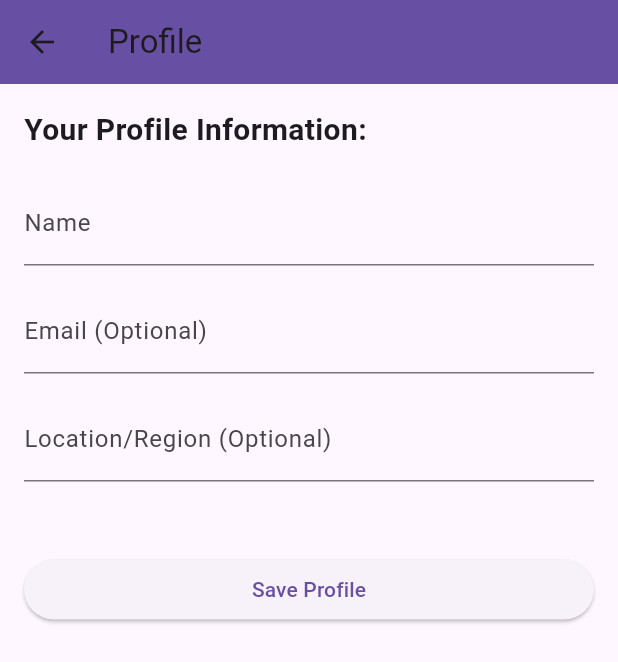
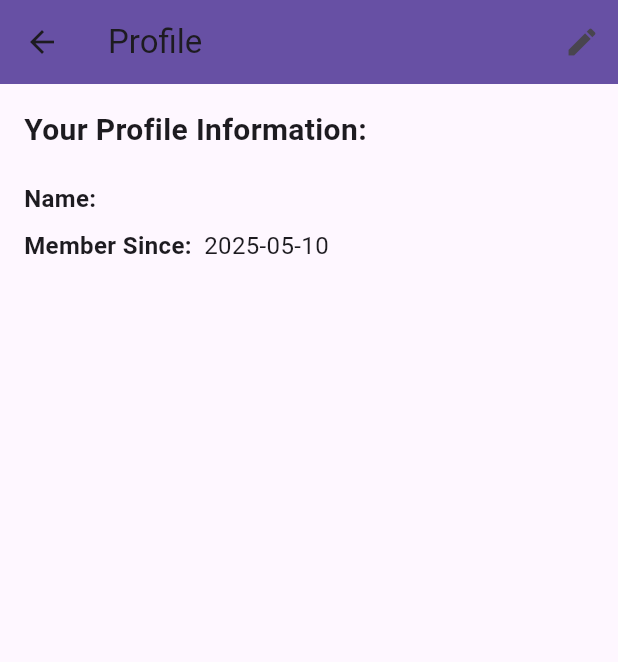
Before and after one commit to shoh-dev/ecotrack, a Flutter app: the ProfileScreen screen opened directly, on a phone screen of 412 x 824 dp. Shown: the top 662 px of the screen. Run offline on Flutter 3.47's test engine with Material 3 defaults, Android fonts, the phone set to English and light mode, and no system bars; our stand-ins replace sqflite; accounts and stored records are empty; network calls fail.

Commit message:
Update profile_screen.dart

```diff
--- a/lib/presentation/screens/profile_screen.dart
+++ b/lib/presentation/screens/profile_screen.dart
@@ -26,6 +26,10 @@ class _ProfileScreenState extends State<ProfileScreen> {
   // Keep track of the previous save message to trigger actions only on change.
   String? _previousSaveMessage;
 
+  // --- New State for View/Edit Mode ---
+  bool _isEditing = false; // Controls whether the form is editable
+  // --- End New State for View/Edit Mode ---
+
   @override
   void initState() {
     super.initState();
@@ -44,7 +48,7 @@ class _ProfileScreenState extends State<ProfileScreen> {
     });
   }
 
-  // Listener method to populate form fields when the profile is fetched.
+  // Listener method to populate form fields when the goal is fetched.
   void _populateFieldsFromProfile() {
     final viewModel = context.read<ProfileViewModel>();
     final fetchedProfile = viewModel.userProfile;
@@ -59,10 +63,26 @@ class _ProfileScreenState extends State<ProfileScreen> {
         _locationController.text =
             fetchedProfile.location ?? ''; // Use empty string for null location
         // TODO: Populate settings fields if added later
+
+        // --- New: Set _isEditing to false after populating fields ---
+        // This switches to the read-only view after the profile is loaded.
+        setState(() {
+          _isEditing = false;
+        });
+        // --- End New ---
+
         print(
           'ProfileScreen: Fields populated from fetched profile.',
         ); // Debug log
       });
+    } else {
+      // If profile is null after fetch, ensure we are in editing mode to show the form.
+      setState(() {
+        _isEditing = true;
+      });
+      print(
+        'ProfileScreen: Profile not found after fetch. Setting _isEditing = true.',
+      ); // Debug log
     }
   }
 
@@ -93,6 +113,11 @@ class _ProfileScreenState extends State<ProfileScreen> {
           ).showSnackBar(SnackBar(content: Text(currentSaveMessage)));
           // Clear the success message from the ViewModel after handling it.
           viewModel.clearSaveMessage();
+          // --- New: Switch to read-only view after successful save ---
+          setState(() {
+            _isEditing = false;
+          });
+          // --- End New ---
         }
         // If it's an error message, show a Snackbar.
         else if (currentSaveErrorMessage != null) {
@@ -129,13 +154,30 @@ class _ProfileScreenState extends State<ProfileScreen> {
     // Watch the ProfileViewModel to react to state changes (isLoading, messages, userProfile, isSaving).
     final profileViewModel = context.watch<ProfileViewModel>();
     print(
-      'ProfileScreen: ViewModel state - isLoading: ${profileViewModel.isLoading}, isSaving: ${profileViewModel.isSaving}, errorMessage: ${profileViewModel.errorMessage}, userProfile: ${profileViewModel.userProfile != null}',
+      'ProfileScreen: ViewModel state - isLoading: ${profileViewModel.isLoading}, isSaving: ${profileViewModel.isSaving}, errorMessage: ${profileViewModel.errorMessage}, userProfile: ${profileViewModel.userProfile != null}, isEditing: $_isEditing',
     ); // Debug log
 
     return Scaffold(
       appBar: AppBar(
         title: const Text('Profile'), // App bar title
         backgroundColor: Theme.of(context).primaryColor,
+        actions: [
+          // --- New: Add Edit button ---
+          if (profileViewModel.userProfile != null &&
+              !profileViewModel.isLoading &&
+              !profileViewModel.isSaving &&
+              !_isEditing)
+            IconButton(
+              icon: const Icon(Icons.edit),
+              tooltip: 'Edit Profile',
+              onPressed: () {
+                setState(() {
+                  _isEditing = true; // Switch to editing mode
+                });
+              },
+            ),
+          // --- End New ---
+        ],
       ),
       body: _buildBody(
         context,
@@ -144,13 +186,13 @@ class _ProfileScreenState extends State<ProfileScreen> {
     );
   }
 
-  // Helper method to build the body content based on ViewModel state.
+  // Helper method to build the body content based on ViewModel state and _isEditing.
   Widget _buildBody(BuildContext context, ProfileViewModel viewModel) {
     print(
       'ProfileScreen:_buildBody called. Checking ViewModel state...',
     ); // Debug log
     print(
-      'ProfileScreen:_buildBody: isLoading: ${viewModel.isLoading}, isSaving: ${viewModel.isSaving}, errorMessage: ${viewModel.errorMessage}, userProfile: ${viewModel.userProfile != null}',
+      'ProfileScreen:_buildBody: isLoading: ${viewModel.isLoading}, isSaving: ${viewModel.isSaving}, errorMessage: ${viewModel.errorMessage}, userProfile: ${viewModel.userProfile != null}, isEditing: $_isEditing',
     ); // Debug log
 
     // Show loading for initial fetch OR for saving
@@ -180,10 +222,22 @@ class _ProfileScreenState extends State<ProfileScreen> {
         ),
       );
     }
-    // Otherwise, display the form. This includes the case where userProfile is null
-    // (no profile found, no fetch error) and the case where userProfile is not null (profile loaded).
+    // --- New Conditional Logic for View vs. Edit ---
+    // If profile exists AND we are NOT editing, show the read-only view.
+    else if (viewModel.userProfile != null && !_isEditing) {
+      print(
+        'ProfileScreen:_buildBody: Displaying read-only view.',
+      ); // Debug log
+      return _buildReadOnlyView(
+        context,
+        viewModel.userProfile!,
+      ); // Pass the loaded profile
+    }
+    // Otherwise (profile is null OR we ARE editing), display the editable form.
     else {
-      print('ProfileScreen:_buildBody: Displaying profile form.'); // Debug log
+      print(
+        'ProfileScreen:_buildBody: Displaying profile form (for creation or editing).',
+      ); // Debug log
       final userProfile = viewModel.userProfile; // Can be null
 
       return Padding(
@@ -274,7 +328,7 @@ class _ProfileScreenState extends State<ProfileScreen> {
                               // settings: userProfile?.settings, // Keep existing settings or update
                             );
 
-                            // Snackbar will be handled in didChangeDependencies upon message change
+                            // Snackbar and switching to read-only view will be handled in didChangeDependencies upon message change
                           }
                         },
                 child: const Text('Save Profile'),
@@ -284,5 +338,73 @@ class _ProfileScreenState extends State<ProfileScreen> {
         ),
       );
     }
+    // --- End New Conditional Logic ---
   }
+
+  // --- New Helper Method for Read-Only View ---
+  Widget _buildReadOnlyView(BuildContext context, UserProfile profile) {
+    print(
+      'ProfileScreen:_buildReadOnlyView called for profile: ${profile.name}',
+    ); // Debug log
+    return Padding(
+      padding: const EdgeInsets.all(16.0),
+      child: ListView(
+        // Use ListView for scrolling
+        children: <Widget>[
+          const Text(
+            'Your Profile Information:',
+            style: TextStyle(fontSize: 20, fontWeight: FontWeight.bold),
+          ),
+          const SizedBox(height: 20),
+
+          // Name Display
+          _buildProfileDetailRow('Name:', profile.name),
+          const SizedBox(height: 8),
+
+          // Email Display (if available)
+          if (profile.email != null && profile.email!.isNotEmpty)
+            _buildProfileDetailRow('Email:', profile.email!),
+          if (profile.email != null && profile.email!.isNotEmpty)
+            const SizedBox(height: 8),
+
+          // Location Display (if available)
+          if (profile.location != null && profile.location!.isNotEmpty)
+            _buildProfileDetailRow('Location:', profile.location!),
+          if (profile.location != null && profile.location!.isNotEmpty)
+            const SizedBox(height: 8),
+
+          // Member Since Display (if available)
+          if (profile.memberSince != null)
+            _buildProfileDetailRow(
+              'Member Since:',
+              DateFormat('yyyy-MM-dd').format(profile.memberSince!),
+            ),
+          if (profile.memberSince != null) const SizedBox(height: 8),
+
+          // TODO: Add display for preferred units, baseline year, settings etc. later
+          const SizedBox(height: 24),
+
+          // No Save button in read-only view. Edit button is in AppBar.
+        ],
+      ),
+    );
+  }
+
+  // Helper method to build a row for a profile detail.
+  Widget _buildProfileDetailRow(String label, String value) {
+    return Row(
+      crossAxisAlignment: CrossAxisAlignment.start,
+      children: [
+        SizedBox(
+          width: 120, // Fixed width for labels for alignment
+          child: Text(
+            label,
+            style: const TextStyle(fontSize: 16, fontWeight: FontWeight.bold),
+          ),
+        ),
+        Expanded(child: Text(value, style: const TextStyle(fontSize: 16))),
+      ],
+    );
+  }
+  // --- End New Helper Method for Read-Only View ---
 }
```
